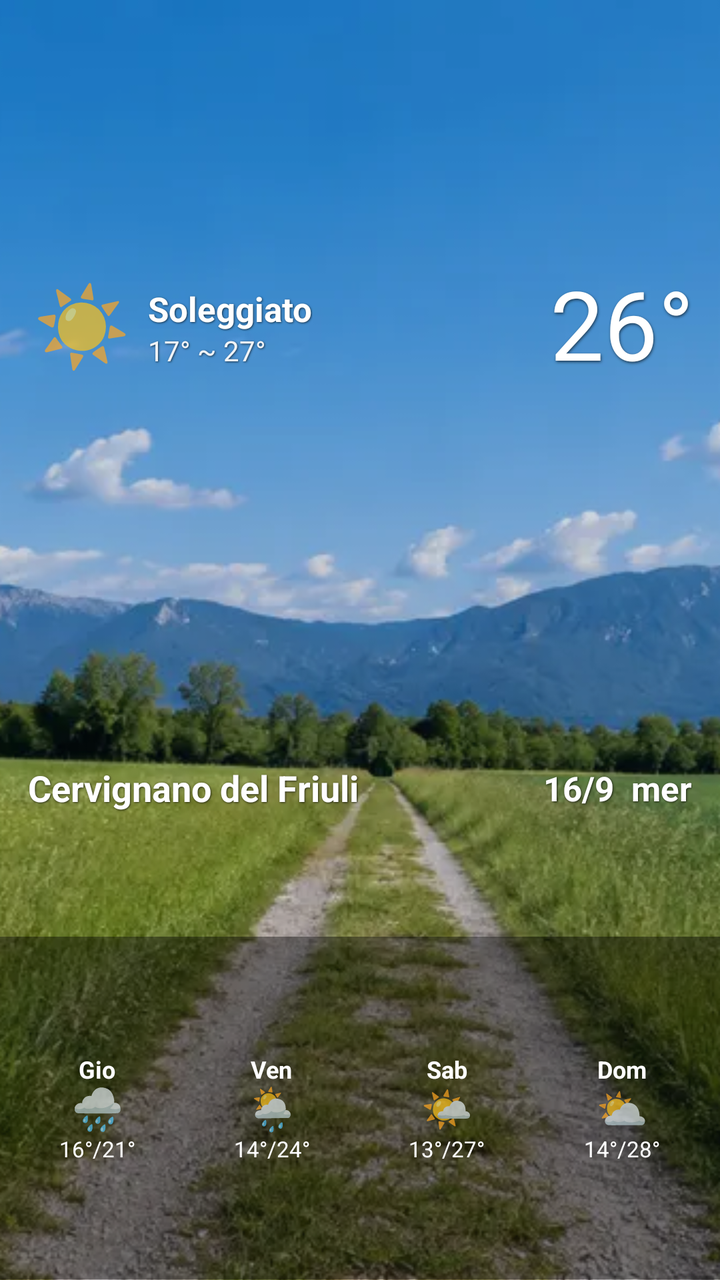
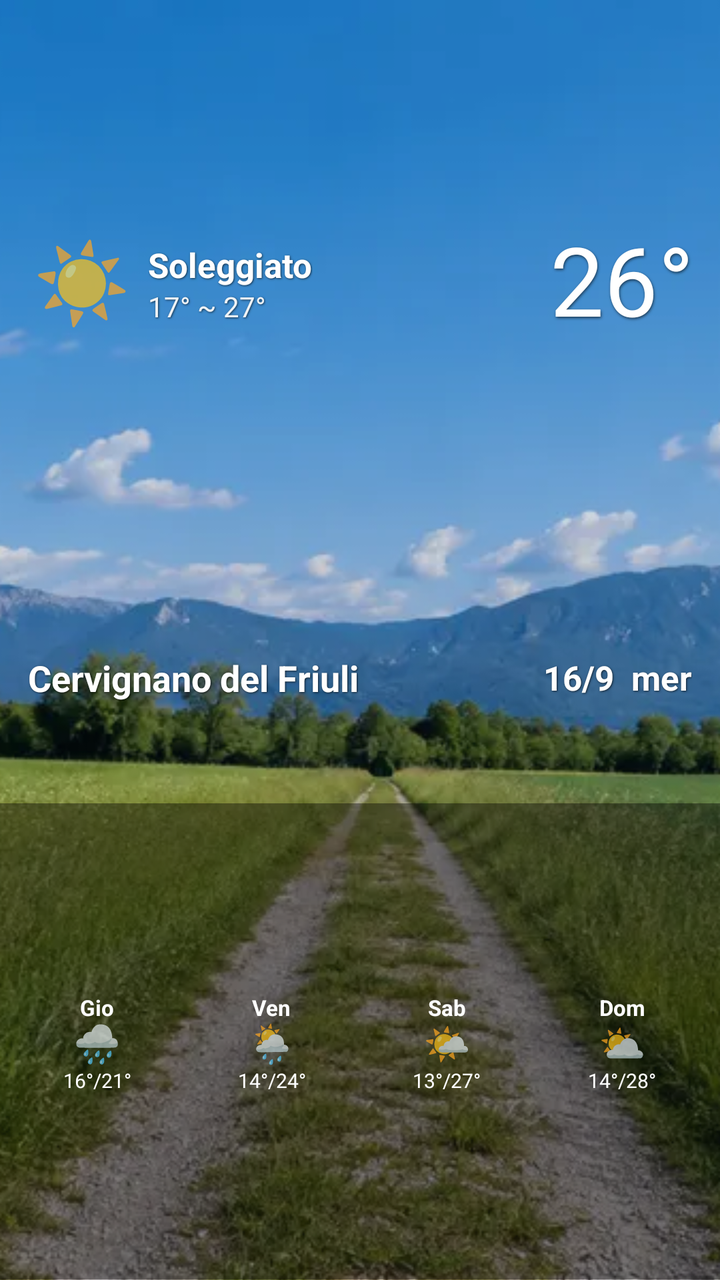

The first picture is an Android layout as it rendered before a commit; the second is the same layout after the commit. The layout source and the unified diff follow.
<!-- AndroidManifest.xml: application theme Theme.MeteoApp -->
<!-- res/layout/widget_weather_landscape.xml -->
<?xml version="1.0" encoding="utf-8"?>
<FrameLayout xmlns:android="http://schemas.android.com/apk/res/android"
    android:id="@+id/landscape_widget_root"
    android:layout_width="match_parent"
    android:layout_height="match_parent"
    android:background="@drawable/widget_landscape_frame">

    <ImageView
        android:layout_width="match_parent"
        android:layout_height="match_parent"
        android:contentDescription="@null"
        android:scaleType="centerCrop"
        android:src="@drawable/widget_landscape_clear" />

    <FrameLayout
        android:id="@+id/landscape_tint"
        android:layout_width="match_parent"
        android:layout_height="match_parent"
        android:background="#280A233C" />

    <LinearLayout
        android:layout_width="match_parent"
        android:layout_height="match_parent"
        android:orientation="vertical">

        <LinearLayout
            android:layout_width="match_parent"
            android:layout_height="0dp"
            android:layout_weight="2.15"
            android:gravity="center_vertical"
            android:orientation="horizontal"
            android:paddingStart="13dp"
            android:paddingTop="8dp"
            android:paddingEnd="13dp">

            <TextView
                android:id="@+id/landscape_current_icon"
                android:layout_width="56dp"
                android:layout_height="match_parent"
                android:gravity="center"
                android:includeFontPadding="false"
                android:text="☀️"
                android:textSize="39sp" />

            <LinearLayout
                android:layout_width="0dp"
                android:layout_height="match_parent"
                android:layout_marginStart="5dp"
                android:layout_weight="1"
                android:gravity="center_vertical"
                android:orientation="vertical">

                <TextView
                    android:id="@+id/landscape_condition"
                    android:layout_width="wrap_content"
                    android:layout_height="wrap_content"
                    android:ellipsize="end"
                    android:maxLines="1"
                    android:shadowColor="#AA000000"
                    android:shadowDx="1"
                    android:shadowDy="1"
                    android:shadowRadius="2"
                    android:text="Soleggiato"
                    android:textColor="#FFFFFFFF"
                    android:textSize="17sp"
                    android:textStyle="bold" />

                <TextView
                    android:id="@+id/landscape_today_range"
                    android:layout_width="wrap_content"
                    android:layout_height="wrap_content"
                    android:shadowColor="#AA000000"
                    android:shadowDx="1"
                    android:shadowDy="1"
                    android:shadowRadius="2"
                    android:text="17° ~ 27°"
                    android:textColor="#EEFFFFFF"
                    android:textSize="14sp" />
            </LinearLayout>

            <TextView
                android:id="@+id/landscape_temperature"
                android:layout_width="wrap_content"
                android:layout_height="match_parent"
                android:gravity="center"
                android:includeFontPadding="false"
                android:shadowColor="#99000000"
                android:shadowDx="1"
                android:shadowDy="2"
                android:shadowRadius="3"
                android:text="26°"
                android:textColor="#FFFFFFFF"
                android:textSize="48sp" />
        </LinearLayout>

        <LinearLayout
            android:layout_width="match_parent"
            android:layout_height="0dp"
            android:layout_weight="1"
            android:gravity="center_vertical"
            android:orientation="horizontal"
            android:paddingStart="14dp"
            android:paddingEnd="14dp">

            <TextView
                android:id="@+id/landscape_city"
                android:layout_width="0dp"
                android:layout_height="wrap_content"
                android:layout_weight="1"
                android:ellipsize="end"
                android:maxLines="2"
                android:shadowColor="#B0000000"
                android:shadowDx="1"
                android:shadowDy="1"
                android:shadowRadius="2"
                android:text="Cervignano del Friuli"
                android:textColor="#FFFFFFFF"
                android:textSize="18sp"
                android:textStyle="bold" />

            <TextView
                android:id="@+id/landscape_date"
                android:layout_width="wrap_content"
                android:layout_height="wrap_content"
                android:gravity="end"
                android:shadowColor="#B0000000"
                android:shadowDx="1"
                android:shadowDy="1"
                android:shadowRadius="2"
                android:text="16/9  mer"
                android:textColor="#FFFFFFFF"
                android:textSize="17sp"
                android:textStyle="bold" />
        </LinearLayout>

        <LinearLayout
            android:layout_width="match_parent"
            android:layout_height="0dp"
            android:layout_weight="1.15"
            android:background="#68000000"
            android:baselineAligned="false"
            android:orientation="horizontal"
            android:paddingStart="5dp"
            android:paddingEnd="5dp">

            <LinearLayout
                android:layout_width="0dp"
                android:layout_height="match_parent"
                android:layout_weight="1"
                android:gravity="center"
                android:orientation="vertical">
                <TextView android:id="@+id/forecast_day_1" style="@style/WidgetForecastDay" android:text="Gio" />
                <TextView android:id="@+id/forecast_icon_1" style="@style/WidgetForecastIcon" android:text="🌧️" />
                <TextView android:id="@+id/forecast_temp_1" style="@style/WidgetForecastTemp" android:text="16°/21°" />
            </LinearLayout>
            <LinearLayout
                android:layout_width="0dp"
                android:layout_height="match_parent"
                android:layout_weight="1"
                android:gravity="center"
                android:orientation="vertical">
                <TextView android:id="@+id/forecast_day_2" style="@style/WidgetForecastDay" android:text="Ven" />
                <TextView android:id="@+id/forecast_icon_2" style="@style/WidgetForecastIcon" android:text="🌦️" />
                <TextView android:id="@+id/forecast_temp_2" style="@style/WidgetForecastTemp" android:text="14°/24°" />
            </LinearLayout>
            <LinearLayout
                android:layout_width="0dp"
                android:layout_height="match_parent"
                android:layout_weight="1"
                android:gravity="center"
                android:orientation="vertical">
                <TextView android:id="@+id/forecast_day_3" style="@style/WidgetForecastDay" android:text="Sab" />
                <TextView android:id="@+id/forecast_icon_3" style="@style/WidgetForecastIcon" android:text="🌤️" />
                <TextView android:id="@+id/forecast_temp_3" style="@style/WidgetForecastTemp" android:text="13°/27°" />
            </LinearLayout>
            <LinearLayout
                android:layout_width="0dp"
                android:layout_height="match_parent"
                android:layout_weight="1"
                android:gravity="center"
                android:orientation="vertical">
                <TextView android:id="@+id/forecast_day_4" style="@style/WidgetForecastDay" android:text="Dom" />
                <TextView android:id="@+id/forecast_icon_4" style="@style/WidgetForecastIcon" android:text="⛅" />
                <TextView android:id="@+id/forecast_temp_4" style="@style/WidgetForecastTemp" android:text="14°/28°" />
            </LinearLayout>
        </LinearLayout>
    </LinearLayout>
</FrameLayout>
<!-- resources referenced by this layout -->
<resources>
  <!-- drawable widget_landscape_clear: webp bitmap (drawable-nodpi, 104236 bytes) -->
  <!-- drawable widget_landscape_frame (drawable) -->
  <?xml version="1.0" encoding="utf-8"?>
  <shape xmlns:android="http://schemas.android.com/apk/res/android" android:shape="rectangle">
      <solid android:color="#FF152131" />
      <corners android:radius="24dp" />
  </shape>
  <style name="WidgetForecastDay">
          <item name="android:layout_width">wrap_content</item>
          <item name="android:layout_height">wrap_content</item>
          <item name="android:textColor">#FFFFFFFF</item>
          <item name="android:textSize">12sp</item>
          <item name="android:textStyle">bold</item>
      </style>
  <style name="WidgetForecastIcon">
          <item name="android:layout_width">wrap_content</item>
          <item name="android:layout_height">wrap_content</item>
          <item name="android:includeFontPadding">false</item>
          <item name="android:textSize">21sp</item>
      </style>
  <style name="WidgetForecastTemp">
          <item name="android:layout_width">wrap_content</item>
          <item name="android:layout_height">wrap_content</item>
          <item name="android:textColor">#FFFFFFFF</item>
          <item name="android:textSize">11sp</item>
      </style>
  <style name="Theme.MeteoApp" parent="android:Theme.Material.NoActionBar" />
</resources>

<!-- the commit's change to res/layout/widget_weather_landscape.xml (unified diff, before → after) -->
@@ -26,7 +26,7 @@
         <LinearLayout
             android:layout_width="match_parent"
             android:layout_height="0dp"
-            android:layout_weight="2.15"
+            android:layout_weight="1.80"
             android:gravity="center_vertical"
             android:orientation="horizontal"
             android:paddingStart="13dp"
@@ -96,7 +96,7 @@
         <LinearLayout
             android:layout_width="match_parent"
             android:layout_height="0dp"
-            android:layout_weight="1"
+            android:layout_weight="0.82"
             android:gravity="center_vertical"
             android:orientation="horizontal"
             android:paddingStart="14dp"
@@ -136,11 +136,12 @@
         <LinearLayout
             android:layout_width="match_parent"
             android:layout_height="0dp"
-            android:layout_weight="1.15"
+            android:layout_weight="1.55"
             android:background="#68000000"
             android:baselineAligned="false"
             android:orientation="horizontal"
             android:paddingStart="5dp"
+            android:paddingTop="2dp"
             android:paddingEnd="5dp">
 
             <LinearLayout
<!-- resource entries referenced after the edit -->
@@ -11,20 +11,20 @@
           <item name="android:layout_width">wrap_content</item>
           <item name="android:layout_height">wrap_content</item>
           <item name="android:textColor">#FFFFFFFF</item>
-          <item name="android:textSize">12sp</item>
+          <item name="android:textSize">11sp</item>
           <item name="android:textStyle">bold</item>
       </style>
   <style name="WidgetForecastIcon">
           <item name="android:layout_width">wrap_content</item>
           <item name="android:layout_height">wrap_content</item>
           <item name="android:includeFontPadding">false</item>
-          <item name="android:textSize">21sp</item>
+          <item name="android:textSize">19sp</item>
       </style>
   <style name="WidgetForecastTemp">
           <item name="android:layout_width">wrap_content</item>
           <item name="android:layout_height">wrap_content</item>
           <item name="android:textColor">#FFFFFFFF</item>
-          <item name="android:textSize">11sp</item>
+          <item name="android:textSize">10sp</item>
       </style>
   <style name="Theme.MeteoApp" parent="android:Theme.Material.NoActionBar" />
 </resources>
